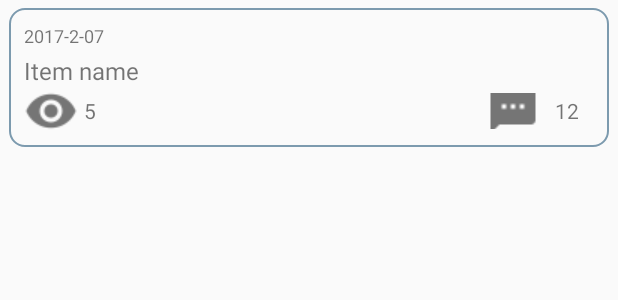
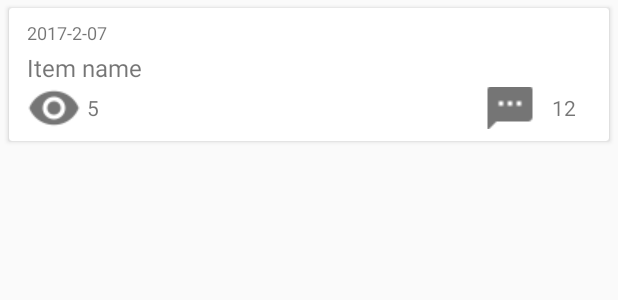
Before and after one commit to keygle/cnbetax, an Android app: the layout article_list_item.xml on its own in the app's theme, with its tools: preview values and no code run, on a phone screen of 412 x 824 dp. Shown: the top 300 px of the screen. Run offline under Robolectric (Android 15) with nearby library versions, the phone set to English and light mode, and no system bars.

Commit message:
1、布局调整

```diff
--- a/app/src/main/res/layout/article_list_item.xml
+++ b/app/src/main/res/layout/article_list_item.xml
@@ -8,55 +8,62 @@
             type="com.keygle.cnbetax.bean.ArticleList" />
     </data>
 
-    <LinearLayout
+    <androidx.cardview.widget.CardView
         android:layout_width="match_parent"
         android:layout_height="wrap_content"
-        android:orientation="vertical"
         android:layout_marginTop="5dp"
         android:layout_marginLeft="6dp"
         android:layout_marginRight="6dp"
         android:background="@drawable/shap_article_list_background"
-        android:padding="10dp">
+        android:minHeight="72dp">
+
+        <LinearLayout
+            android:layout_width="match_parent"
+            android:layout_height="wrap_content"
+            android:layout_marginLeft="4dp"
+            android:layout_marginRight="4dp"
+            android:clickable="true"
+            android:orientation="vertical"
+            android:padding="8dp">
 
             <TextView
                 android:id="@+id/article_pubtime"
                 android:layout_width="wrap_content"
                 android:layout_height="wrap_content"
-            tools:text="2017-2-07"
+                android:ellipsize="end"
+                android:lines="1"
                 android:textSize="12sp"
-            android:lines="1"
-            android:ellipsize="end"
-            />
+                tools:text="2017-2-07" />
+
             <TextView
                 android:id="@+id/article_title"
                 android:layout_width="match_parent"
                 android:layout_height="wrap_content"
-            android:textSize="16sp"
-            tools:text="Item name"
                 android:layout_marginTop="4dp"
                 android:layout_marginBottom="2dp"
-            />
+                android:textSize="16sp"
+                tools:text="Item name" />
+
             <FrameLayout
                 android:layout_width="match_parent"
-            android:layout_height="28dp"
-            >
+                android:layout_height="28dp">
 
                 <TextView
                     android:id="@+id/article_counter"
                     android:layout_width="wrap_content"
+                    android:layout_height="wrap_content"
+                    android:layout_gravity="start|center_vertical"
+                    android:drawableStart="@drawable/ic_visibility_grey600_18dp"
+                    android:gravity="center"
                     android:minWidth="52dp"
-                android:layout_height="wrap_content"
-                android:layout_gravity="left|center_vertical"
-                android:drawableLeft="@drawable/ic_visibility_grey600_18dp"
-                android:gravity="center"
                     tools:text="5" />
 
                 <TextView
                     android:id="@+id/article_comments"
                     android:layout_width="72dp"
-                android:layout_height="24dp"
-                android:layout_gravity="right|center_vertical"
-                android:drawableLeft="@drawable/ic_textsms_grey600_18dp"
+                    android:layout_height="wrap_content"
+                    android:layout_gravity="end|center_vertical"
+                    android:drawableStart="@drawable/ic_textsms_grey600_18dp"
                     android:elevation="1dp"
                     android:ellipsize="end"
                     android:gravity="center"
@@ -65,4 +72,5 @@
             </FrameLayout>
 
         </LinearLayout>
+    </androidx.cardview.widget.CardView>
 </layout>
```
Lines whose indentation alone changed are shown as unchanged.
